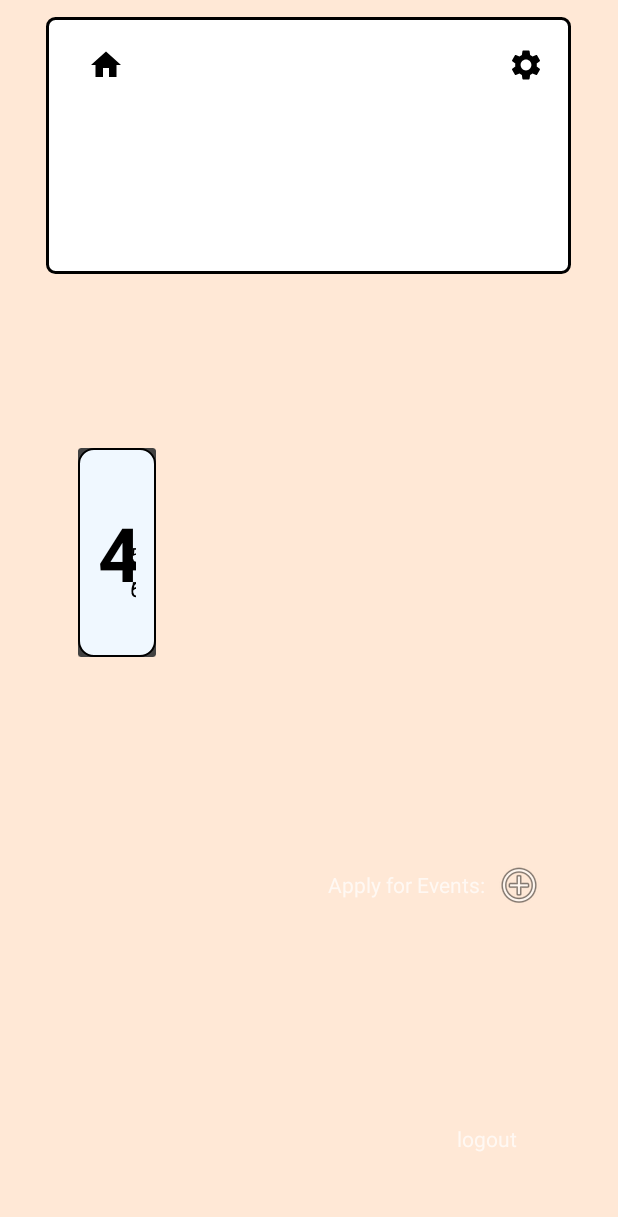
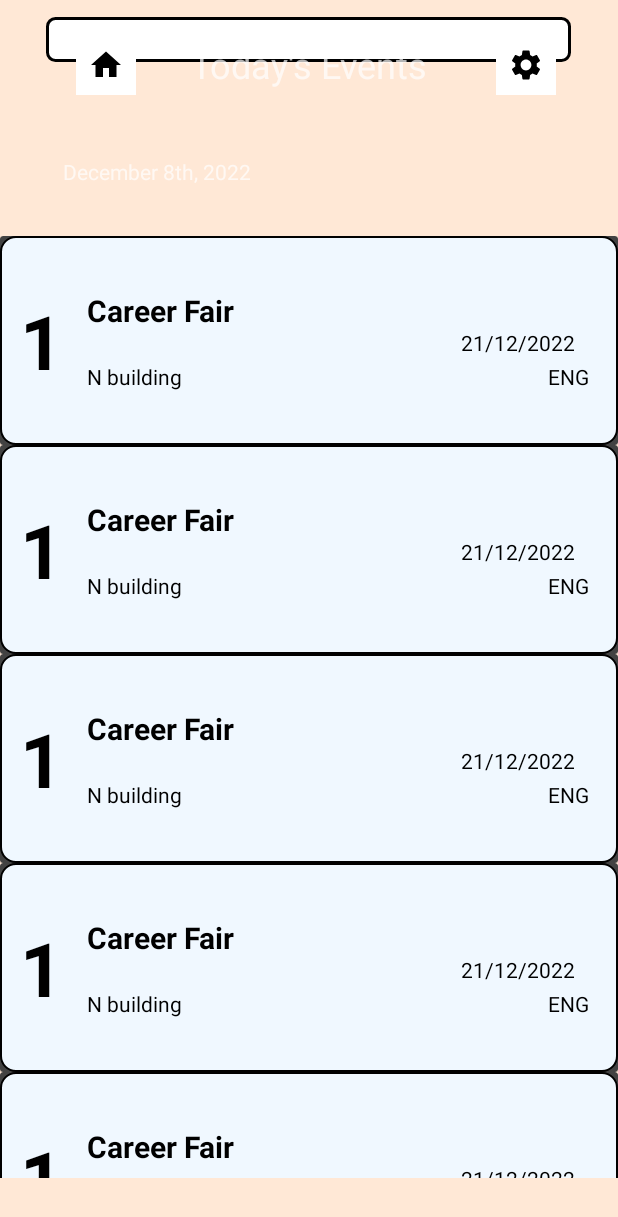
Before and after one commit to yohanyou/BilkentEvents, an Android app: the homePage screen opened directly, with no data from a screen before it, on a phone screen of 412 x 824 dp. Shown: the top 1217 px of the screen. Run offline under Robolectric (Android 15) with nearby library versions, the phone set to English and light mode, and no system bars.

Commit message:
SCHEDULE IS ALMOST READY FINALLY

```diff
--- a/app/src/main/java/com/renaissance/bileve/homePage.java
+++ b/app/src/main/java/com/renaissance/bileve/homePage.java
@@ -33,7 +33,7 @@ public class homePage extends AppCompatActivity {
 
         //    public Schedule(String id, String title, String lang, String date, String loc)
 
-        customAdapter = new Schedule(this, "4", "6", "6", "5", "5");
+        customAdapter = new Schedule(this, "1", "Career Fair", "ENG", "21/12/2022", "N building");
         recyclerView.setAdapter(customAdapter);
         recyclerView.setLayoutManager(new LinearLayoutManager(homePage.this));
 
--- a/app/src/main/res/layout/home_page.xml
+++ b/app/src/main/res/layout/home_page.xml
@@ -135,13 +135,11 @@
 
     <androidx.recyclerview.widget.RecyclerView
         android:id="@+id/recyclerView2"
-        android:layout_width="52dp"
-        android:layout_height="0dp"
-        android:layout_marginStart="9dp"
-        android:layout_marginBottom="354dp"
-        app:layout_constraintBottom_toBottomOf="parent"
-        app:layout_constraintStart_toStartOf="@+id/exampleEvents"
-        app:layout_constraintTop_toBottomOf="@+id/textView5" />
+        android:layout_width="0dp"
+        android:layout_height="628dp"
+        app:layout_constraintEnd_toEndOf="parent"
+        app:layout_constraintStart_toStartOf="parent"
+        app:layout_constraintTop_toTopOf="@+id/exampleEvents" />
 
 
 </androidx.constraintlayout.widget.ConstraintLayout>
```
